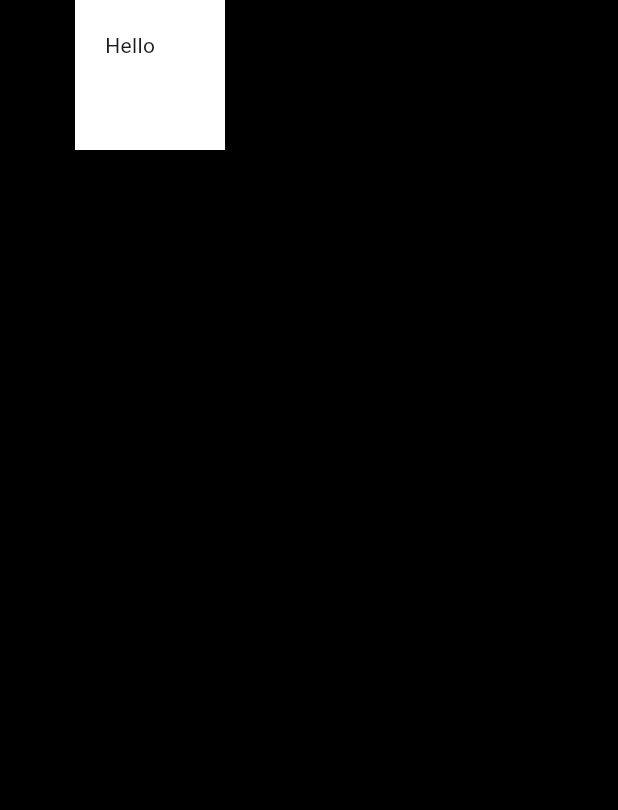
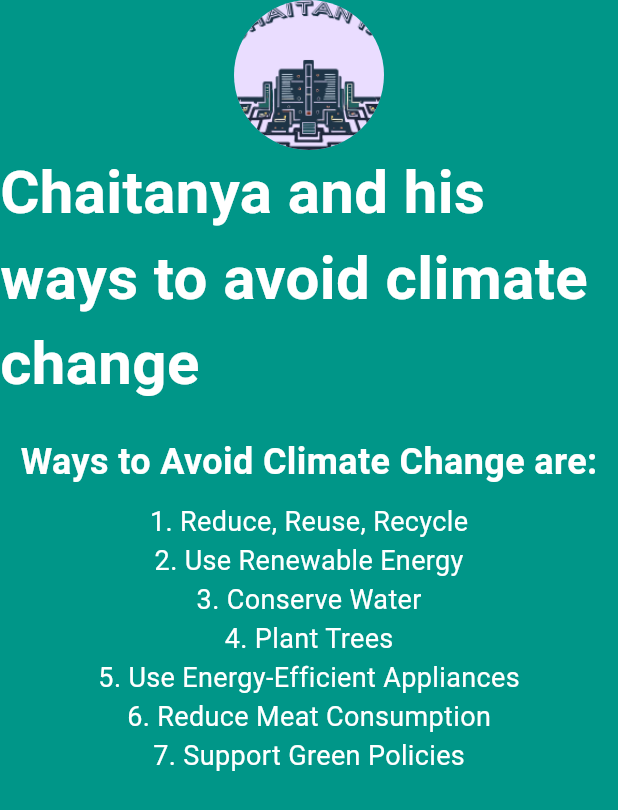
Before and after one commit to chaitanya44444/flutter-project, a Flutter app: the screen it shows after launch, on a phone screen of 412 x 824 dp. Shown: the top 810 px of the screen. Run offline on Flutter 3.47's test engine with Material 3 defaults, Android fonts, the phone set to English and light mode, and no system bars.

Commit message:
added the main part

```diff
--- a/lib/main.dart
+++ b/lib/main.dart
@@ -5,21 +5,90 @@ void main() {
 }
 
 class MyApp extends StatelessWidget {
-  MyApp();
-
   @override
   Widget build(BuildContext context) {
     return MaterialApp(
       home: Scaffold(
-        backgroundColor: Colors.black,
+        backgroundColor: Colors.teal,
         body: SafeArea(
-          child: Container(
-            height:100,
-            width: 100,
-            margin:EdgeInsets.only(left:50),
-            padding: EdgeInsets.all(20),
-            color: Colors.white,
-            child: Text("Hello")
+          child: Column(
+            children: <Widget>[
+              CircleAvatar(
+                radius: 50.0,
+                backgroundImage: AssetImage('images/me.jpg'),
+              ),
+              Text(
+                'Chaitanya and his ways to avoid climate change',
+                style: TextStyle(
+                  fontSize: 40.0,
+                  color: Colors.white,
+                  fontWeight: FontWeight.bold,
+                ),
+              ),
+              SizedBox(
+                height: 20.0,
+              ),
+              Text(
+                'Ways to Avoid Climate Change are:',
+                style: TextStyle(
+                  fontSize: 24.0,
+                  color: Colors.white,
+                  fontWeight: FontWeight.bold,
+                ),
+              ),
+              SizedBox(
+                height: 10.0,
+              ),
+              Text(
+                '1. Reduce, Reuse, Recycle',
+                style: TextStyle(
+                  fontSize: 18.0,
+                  color: Colors.white,
+                ),
+              ),
+              Text(
+                '2. Use Renewable Energy',
+                style: TextStyle(
+                  fontSize: 18.0,
+                  color: Colors.white,
+                ),
+              ),
+              Text(
+                '3. Conserve Water',
+                style: TextStyle(
+                  fontSize: 18.0,
+                  color: Colors.white,
+                ),
+              ),
+              Text(
+                '4. Plant Trees',
+                style: TextStyle(
+                  fontSize: 18.0,
+                  color: Colors.white,
+                ),
+              ),
+              Text(
+                '5. Use Energy-Efficient Appliances',
+                style: TextStyle(
+                  fontSize: 18.0,
+                  color: Colors.white,
+                ),
+              ),
+              Text(
+                '6. Reduce Meat Consumption',
+                style: TextStyle(
+                  fontSize: 18.0,
+                  color: Colors.white,
+                ),
+              ),
+              Text(
+                '7. Support Green Policies',
+                style: TextStyle(
+                  fontSize: 18.0,
+                  color: Colors.white,
+                ),
+              ),
+            ],
           ),
         ),
       ),
--- a/pubspec.yaml
+++ b/pubspec.yaml
@@ -31,8 +31,8 @@ flutter:
   uses-material-design: true
 
   # To add assets to your application, add an assets section, like this:
-  # assets:
-  #  - images/a_dot_burr.jpeg
+  assets:
+    - images/me.jpg
   #  - images/a_dot_ham.jpeg
 
   # An image asset can refer to one or more resolution-specific "variants", see
```
Also changed, not shown: images/me.jpg (added), 3 other files.
